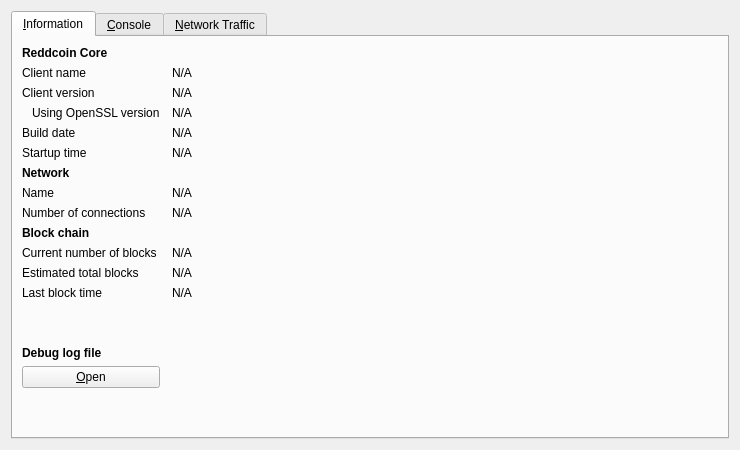
First picture: the form in src/qt/forms/rpcconsole.ui, repository zarGonnn/reddcoin, before the edit.
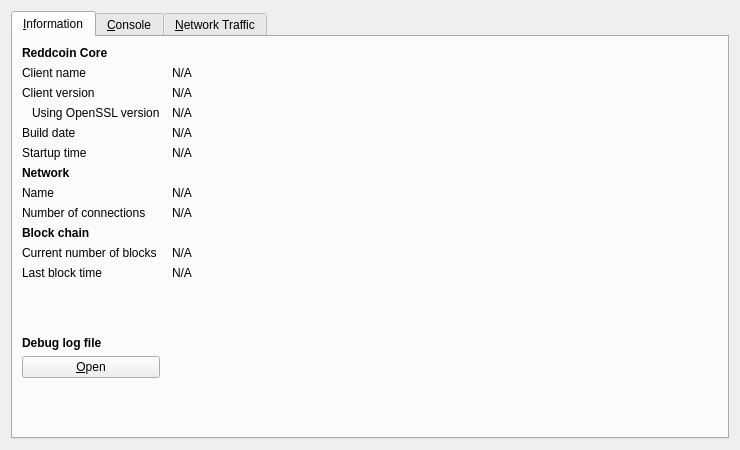
Second picture: the form after the edit. Icons and pictures are not drawn. Custom widgets are drawn as their Qt base class.

Commit message:
Remove NumBlocksOfPeers
Generally useless information. Only updates on connect time, not after
that. Peers can easily lie and the median filter is not effective in
preventing that.

In the past it was used for progress display in the GUI but
`CheckPoints::guessVerificationProgress` provides a better way that is now used.
It was too easy to mislead it. Peers do lie about it in practice, see issue #4065.

From the RPC, `getpeerinfo` gives the peer raw values, which are more
useful.

Conflicts:
	src/main.cpp

```diff
--- a/src/qt/forms/rpcconsole.ui
+++ b/src/qt/forms/rpcconsole.ui
@@ -254,36 +254,13 @@
         </widget>
        </item>
        <item row="11" column="0">
-        <widget class="QLabel" name="label_4">
-         <property name="text">
-          <string>Estimated total blocks</string>
-         </property>
-        </widget>
-       </item>
-       <item row="11" column="1">
-        <widget class="QLabel" name="totalBlocks">
-         <property name="cursor">
-          <cursorShape>IBeamCursor</cursorShape>
-         </property>
-         <property name="text">
-          <string>N/A</string>
-         </property>
-         <property name="textFormat">
-          <enum>Qt::PlainText</enum>
-         </property>
-         <property name="textInteractionFlags">
-          <set>Qt::LinksAccessibleByMouse|Qt::TextSelectableByKeyboard|Qt::TextSelectableByMouse</set>
-         </property>
-        </widget>
-       </item>
-       <item row="12" column="0">
         <widget class="QLabel" name="label_2">
          <property name="text">
           <string>Last block time</string>
          </property>
         </widget>
        </item>
-       <item row="12" column="1">
+       <item row="11" column="1">
         <widget class="QLabel" name="lastBlockTime">
          <property name="cursor">
           <cursorShape>IBeamCursor</cursorShape>
@@ -299,7 +276,7 @@
          </property>
         </widget>
        </item>
-       <item row="13" column="0">
+       <item row="12" column="0">
         <spacer name="verticalSpacer_2">
          <property name="orientation">
           <enum>Qt::Vertical</enum>
@@ -312,7 +289,7 @@
          </property>
         </spacer>
        </item>
-       <item row="14" column="0">
+       <item row="13" column="0">
         <widget class="QLabel" name="labelDebugLogfile">
          <property name="font">
           <font>
@@ -325,7 +302,7 @@
          </property>
         </widget>
        </item>
-       <item row="15" column="0">
+       <item row="14" column="0">
         <widget class="QPushButton" name="openDebugLogfileButton">
          <property name="toolTip">
           <string>Open the Reddcoin debug log file from the current data directory. This can take a few seconds for large log files.</string>
@@ -338,7 +315,7 @@
          </property>
         </widget>
        </item>
-       <item row="16" column="0">
+       <item row="15" column="0">
         <spacer name="verticalSpacer">
          <property name="orientation">
           <enum>Qt::Vertical</enum>
```
The commit also changes 9 other files.
